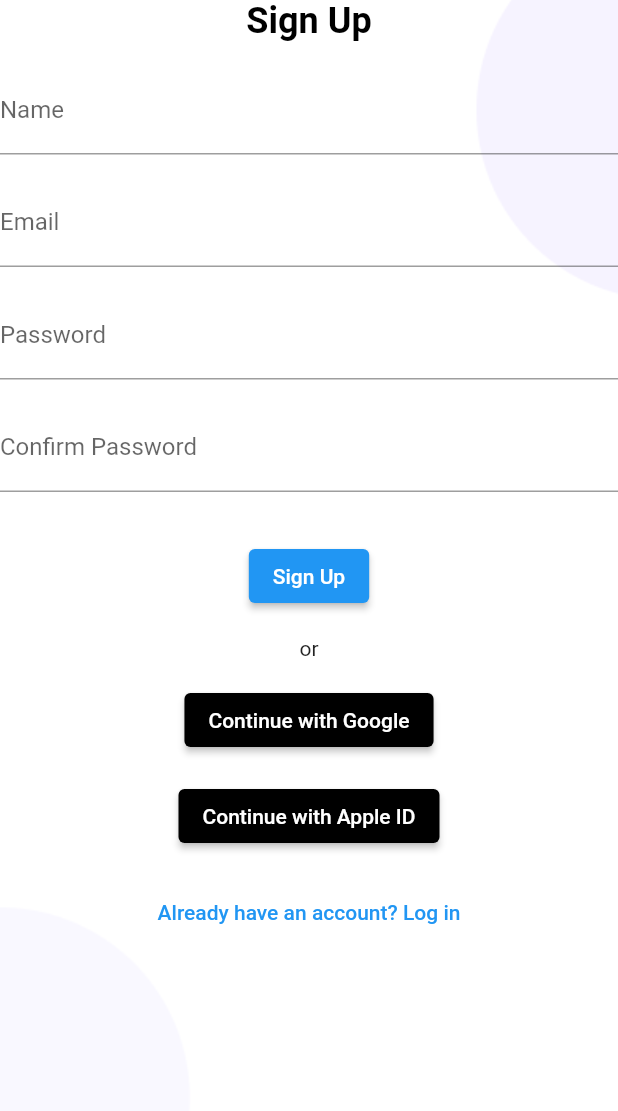
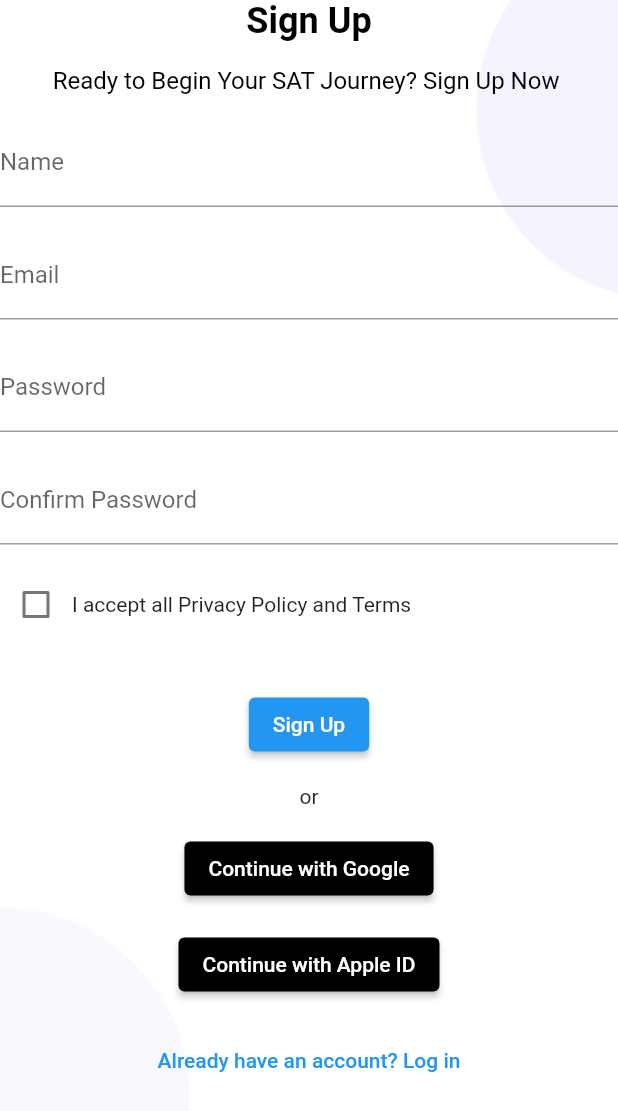
Before and after one commit to apsarabishwokarma/Digisat-flutter-app, a Flutter app: the screen it shows after launch, on a phone screen of 412 x 824 dp. Shown: the top 1111 px of the screen. Run offline on Flutter 3.47's test engine with Material 2 defaults, Android fonts, the phone set to English and light mode, and no system bars; our stand-ins replace smooth_page_indicator.

Commit message:
Auth Screen generic design

```diff
--- a/lib/main.dart
+++ b/lib/main.dart
@@ -14,7 +14,6 @@ class DigiSat extends StatelessWidget {
     return const MaterialApp(
       title: 'DigiSat',
       debugShowCheckedModeBanner: false,
-      //primarySwatch: Colors.blue,
       home: SignUpPage(),
     );
   }
--- a/lib/pages/auth/signup_page.dart
+++ b/lib/pages/auth/signup_page.dart
@@ -1,7 +1,14 @@
 import 'package:flutter/material.dart';
 
-class SignUpPage extends StatelessWidget {
-  const SignUpPage({super.key});
+class SignUpPage extends StatefulWidget {
+  const SignUpPage({Key? key}) : super(key: key);
+
+  @override
+  _SignUpPageState createState() => _SignUpPageState();
+}
+
+class _SignUpPageState extends State<SignUpPage> {
+  bool accepted = false;
 
   @override
   Widget build(BuildContext context) {
@@ -21,6 +28,18 @@ class SignUpPage extends StatelessWidget {
                 fontSize: 24,
                 fontWeight: FontWeight.bold,
                 color: Colors.black,
+              ),
+            ),
+            const SizedBox(
+              height: 16,
+            ),
+            const Text(
+              "Ready to Begin Your SAT Journey? Sign Up Now ",
+              style: TextStyle(
+                fontSize: 16,
+                fontWeight: FontWeight.w400,
+                color: Colors.black,
+                decoration: TextDecoration.none,
               ),
             ),
             const SizedBox(height: 16),
@@ -48,6 +67,20 @@ class SignUpPage extends StatelessWidget {
                 labelText: 'Confirm Password',
               ),
               obscureText: true,
+            ),
+            const SizedBox(height: 16),
+            Row(
+              children: [
+                Checkbox(
+                  value: accepted,
+                  onChanged: (value) {
+                    setState(() {
+                      accepted = value!;
+                    });
+                  },
+                ),
+                Text('I accept all Privacy Policy and Terms'),
+              ],
             ),
             const SizedBox(height: 32),
             ElevatedButton(
```
